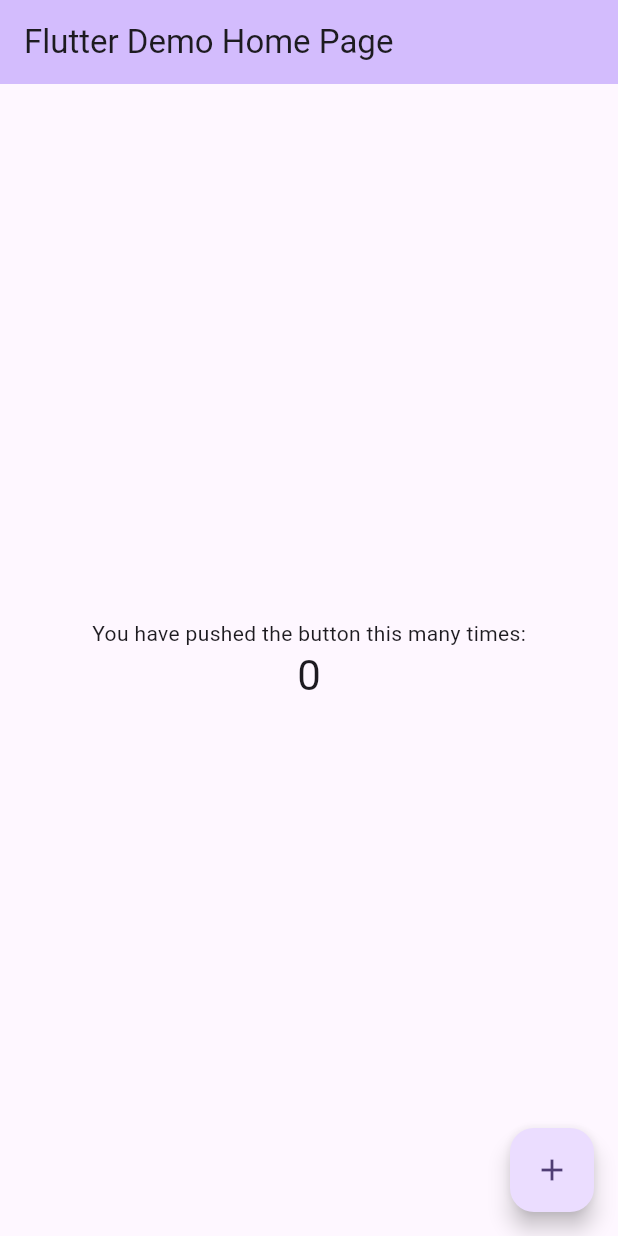
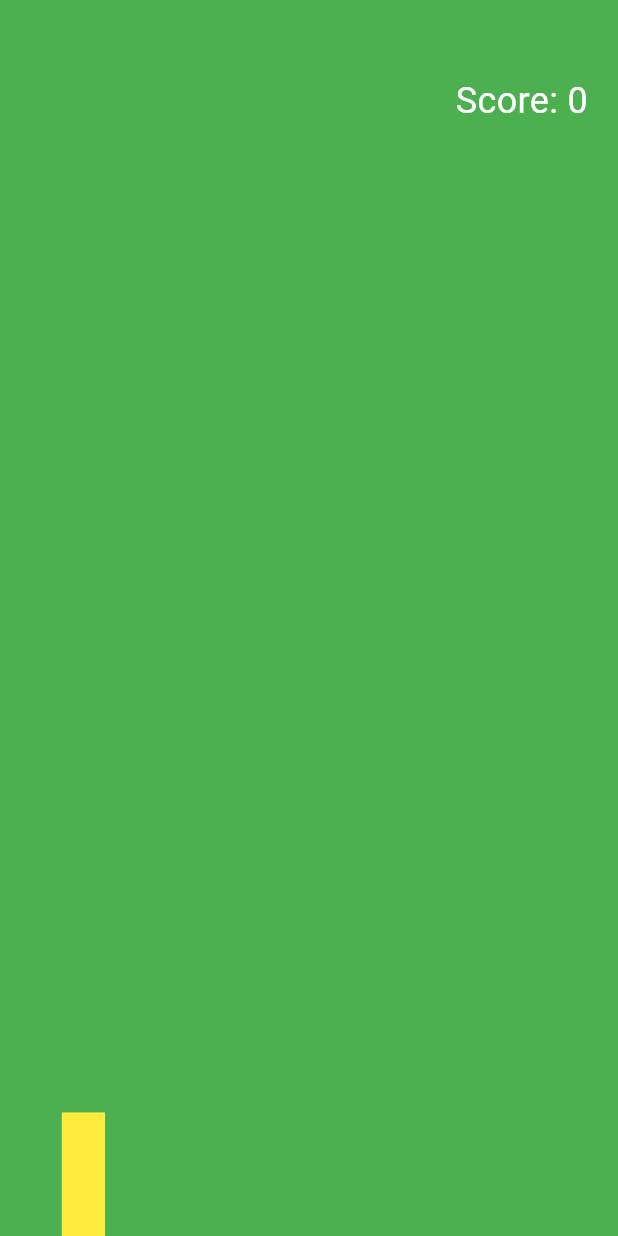
Before and after one commit to estelleJoyb/flappyanimalOLD, a Flutter app: the screen it shows after launch, on a phone screen of 412 x 824 dp. Run offline on Flutter 3.47's test engine with Material 3 defaults, Android fonts, the phone set to English and light mode, and no system bars; missing offline and left inert: flame.

```diff
--- a/lib/main.dart
+++ b/lib/main.dart
@@ -1,125 +1,191 @@
 import 'package:flutter/material.dart';
+import 'dart:async';
+import 'dart:math';
 
 void main() {
-  runApp(const MyApp());
+  runApp(MyApp());
 }
 
 class MyApp extends StatelessWidget {
   const MyApp({super.key});
 
-  // This widget is the root of your application.
   @override
   Widget build(BuildContext context) {
     return MaterialApp(
-      title: 'Flutter Demo',
+      title: 'Flappy Bird',
       theme: ThemeData(
-        // This is the theme of your application.
-        //
-        // TRY THIS: Try running your application with "flutter run". You'll see
-        // the application has a blue toolbar. Then, without quitting the app,
-        // try changing the seedColor in the colorScheme below to Colors.green
-        // and then invoke "hot reload" (save your changes or press the "hot
-        // reload" button in a Flutter-supported IDE, or press "r" if you used
-        // the command line to start the app).
-        //
-        // Notice that the counter didn't reset back to zero; the application
-        // state is not lost during the reload. To reset the state, use hot
-        // restart instead.
-        //
-        // This works for code too, not just values: Most code changes can be
-        // tested with just a hot reload.
-        colorScheme: ColorScheme.fromSeed(seedColor: Colors.deepPurple),
-        useMaterial3: true,
+        primarySwatch: Colors.blue,
       ),
-      home: const MyHomePage(title: 'Flutter Demo Home Page'),
+      home: FlappyBirdGame(),
     );
   }
 }
 
-class MyHomePage extends StatefulWidget {
-  const MyHomePage({super.key, required this.title});
+class FlappyBirdGame extends StatefulWidget {
+  @override
+  _FlappyBirdGameState createState() => _FlappyBirdGameState();
+}
 
-  // This widget is the home page of your application. It is stateful, meaning
-  // that it has a State object (defined below) that contains fields that affect
-  // how it looks.
-
-  // This class is the configuration for the state. It holds the values (in this
-  // case the title) provided by the parent (in this case the App widget) and
-  // used by the build method of the State. Fields in a Widget subclass are
-  // always marked "final".
-
-  final String title;
+class _FlappyBirdGameState extends State<FlappyBirdGame> {
+  double birdY = 0;
+  double time = 0;
+  double height = 0.1;
+  double velocity = 0;
+  double gravity = -6;
+  double birdWidth = 0.07;
+  double birdHeight = 0.1;
+  double pipeWidth = 0.2;
+  double pipeHeight = 0.6;
+  List<List<double>> pipes = [];
+  bool gameHasStarted = false;
+  bool gameOver = false;
+  int score = 0;
 
   @override
-  State<MyHomePage> createState() => _MyHomePageState();
-}
+  void initState() {
+    super.initState();
+    Timer.periodic(Duration(milliseconds: 60), (timer) {
+      print("periodic");
+      if (gameHasStarted && !gameOver) {
+        setState(() {
+          time += 0.1;
+          height = gravity * time * time + velocity * time;
+          birdY = max(0, min(1 - birdHeight, birdY - height));
 
-class _MyHomePageState extends State<MyHomePage> {
-  int _counter = 0;
+          // Add pipes if needed
+          if (pipes.isEmpty || pipes.last[0] < 0.5) {
+            double pipeY = Random().nextDouble() * (1 - pipeHeight - 0.2);
+            pipes.add([1.0, pipeY]);
+          }
 
-  void _incrementCounter() {
-    setState(() {
-      // This call to setState tells the Flutter framework that something has
-      // changed in this State, which causes it to rerun the build method below
-      // so that the display can reflect the updated values. If we changed
-      // _counter without calling setState(), then the build method would not be
-      // called again, and so nothing would appear to happen.
-      _counter++;
+          // Move pipes and check for collision
+          for (int i = 0; i < pipes.length; i++) {
+            pipes[i][0] -= 0.02;
+            if (pipes[i][0] < -pipeWidth) {
+              pipes.removeAt(i);
+              score++;
+              i--;
+            } else {
+              if (pipes[i][0] < 0.1 + birdWidth && pipes[i][0] + pipeWidth > 0.1) {
+                if (birdY < pipes[i][1] || birdY + birdHeight > pipes[i][1] + pipeHeight) {
+                  gameOver = true;
+                  gameHasStarted = false;
+                }
+              }
+            }
+          }
+
+          // Check if the bird hits the ground or ceiling
+          if (birdY <= 0 || birdY >= 1 - birdHeight) {
+            gameOver = true;
+            gameHasStarted = false;
+          }
+        });
+      }
     });
+  }
+
+  void jump() {
+    if (!gameHasStarted) {
+      setState(() {
+        gameHasStarted = true;
+        pipes = [];
+        score = 0;
+        birdY = 0.1;
+        gameOver = false;
+        velocity = 0.3;
+        time = 0;
+        height= 0.01;
+        print("coucou");
+      });
+    }else{
+      setState(() {
+        birdY += 0.1;
+        print("mon reuf");
+      });
+    }
   }
 
   @override
   Widget build(BuildContext context) {
-    // This method is rerun every time setState is called, for instance as done
-    // by the _incrementCounter method above.
-    //
-    // The Flutter framework has been optimized to make rerunning build methods
-    // fast, so that you can just rebuild anything that needs updating rather
-    // than having to individually change instances of widgets.
     return Scaffold(
-      appBar: AppBar(
-        // TRY THIS: Try changing the color here to a specific color (to
-        // Colors.amber, perhaps?) and trigger a hot reload to see the AppBar
-        // change color while the other colors stay the same.
-        backgroundColor: Theme.of(context).colorScheme.inversePrimary,
-        // Here we take the value from the MyHomePage object that was created by
-        // the App.build method, and use it to set our appbar title.
-        title: Text(widget.title),
-      ),
       body: Center(
-        // Center is a layout widget. It takes a single child and positions it
-        // in the middle of the parent.
-        child: Column(
-          // Column is also a layout widget. It takes a list of children and
-          // arranges them vertically. By default, it sizes itself to fit its
-          // children horizontally, and tries to be as tall as its parent.
-          //
-          // Column has various properties to control how it sizes itself and
-          // how it positions its children. Here we use mainAxisAlignment to
-          // center the children vertically; the main axis here is the vertical
-          // axis because Columns are vertical (the cross axis would be
-          // horizontal).
-          //
-          // TRY THIS: Invoke "debug painting" (choose the "Toggle Debug Paint"
-          // action in the IDE, or press "p" in the console), to see the
-          // wireframe for each widget.
-          mainAxisAlignment: MainAxisAlignment.center,
-          children: <Widget>[
-            const Text(
-              'You have pushed the button this many times:',
-            ),
-            Text(
-              '$_counter',
-              style: Theme.of(context).textTheme.headlineMedium,
+        child: Stack(
+          children: [
+            GestureDetector(
+              onTap: jump,
+              child: Container(
+                color: Colors.blue,
+                child: Stack(
+                  children: [
+                    Positioned(
+                      bottom: 0,
+                      left: 0,
+                      child: Container(
+                        width: MediaQuery.of(context).size.width,
+                        height: MediaQuery.of(context).size.height,
+                        color: Colors.green,
+                      ),
+                    ),
+                    Positioned(
+                      bottom: birdY * MediaQuery.of(context).size.height,
+                      left: MediaQuery.of(context).size.width * 0.1,
+                      child: Container(
+                        width: MediaQuery.of(context).size.width * birdWidth,
+                        height: MediaQuery.of(context).size.height * birdHeight,
+                        color: Colors.yellow,
+                      ),
+                    ),
+                    ...pipes.map((pipe) {
+                      return Positioned(
+                        bottom: 0,
+                        left: pipe[0] * MediaQuery.of(context).size.width,
+                        child: Column(
+                          children: [
+                            Container(
+                              width: MediaQuery.of(context).size.width * pipeWidth,
+                              height: MediaQuery.of(context).size.height * pipe[1],
+                              color: Colors.brown,
+                            ),
+                            SizedBox(height: MediaQuery.of(context).size.height * (1 - pipe[1] - pipeHeight)),
+                            Container(
+                              width: MediaQuery.of(context).size.width * pipeWidth,
+                              height: MediaQuery.of(context).size.height * pipeHeight,
+                              color: Colors.brown,
+                            ),
+                          ],
+                        ),
+                      );
+                    }).toList(),
+                    Positioned(
+                      top: 50,
+                      right: 20,
+                      child: Text(
+                        'Score: $score',
+                        style: TextStyle(
+                          color: Colors.white,
+                          fontSize: 24,
+                        ),
+                      ),
+                    ),
+                    if (gameOver)
+                      Center(
+                        child: Text(
+                          'Game Over!',
+                          style: TextStyle(
+                            color: Colors.red,
+                            fontSize: 32,
+                            fontWeight: FontWeight.bold,
+                          ),
+                        ),
+                      ),
+                  ],
+                ),
+              ),
             ),
           ],
         ),
       ),
-      floatingActionButton: FloatingActionButton(
-        onPressed: _incrementCounter,
-        tooltip: 'Increment',
-        child: const Icon(Icons.add),
-      ), // This trailing comma makes auto-formatting nicer for build methods.
     );
   }
 }
--- a/pubspec.yaml
+++ b/pubspec.yaml
@@ -30,6 +30,8 @@ environment:
 dependencies:
   flutter:
     sdk: flutter
+  flame: ^1.1.1
+  flutter_riverpod: ^2.0.0
 
 
   # The following adds the Cupertino Icons font to your application.
```
Also changed, not shown: lib/bird.dart (added, +28 -0 lines), lib/game.dart (added, +40 -0 lines), lib/pipe.dart (added, +23 -0 lines), lib/providers.dart (added), pubspec.lock, 4 other files.
